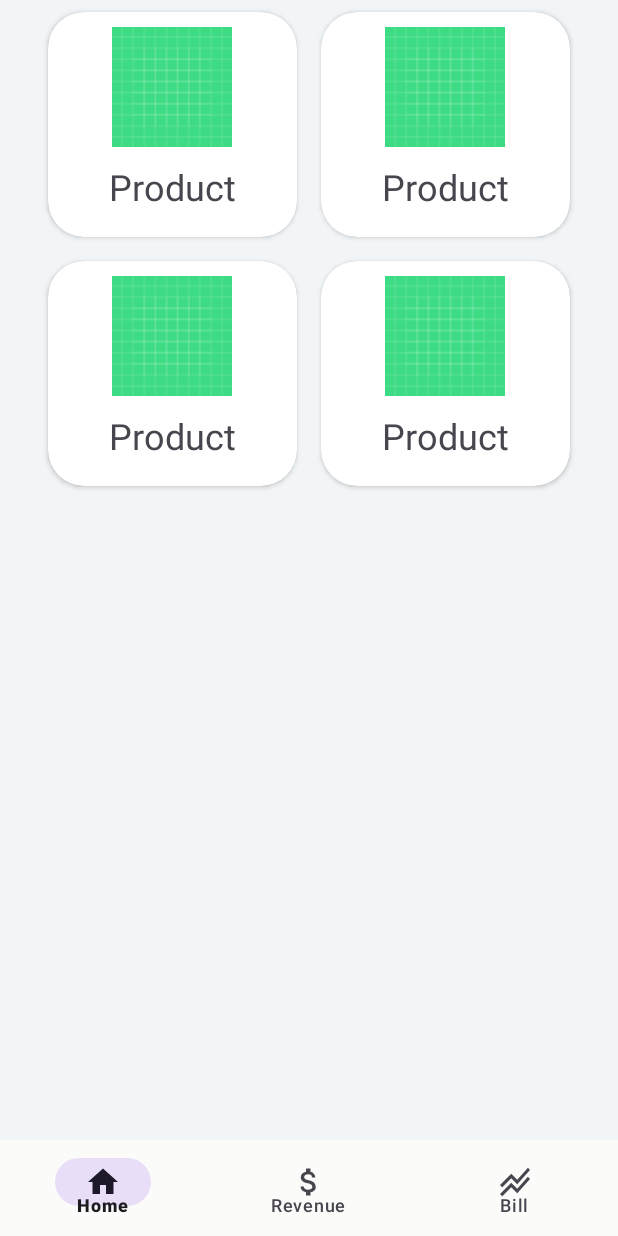
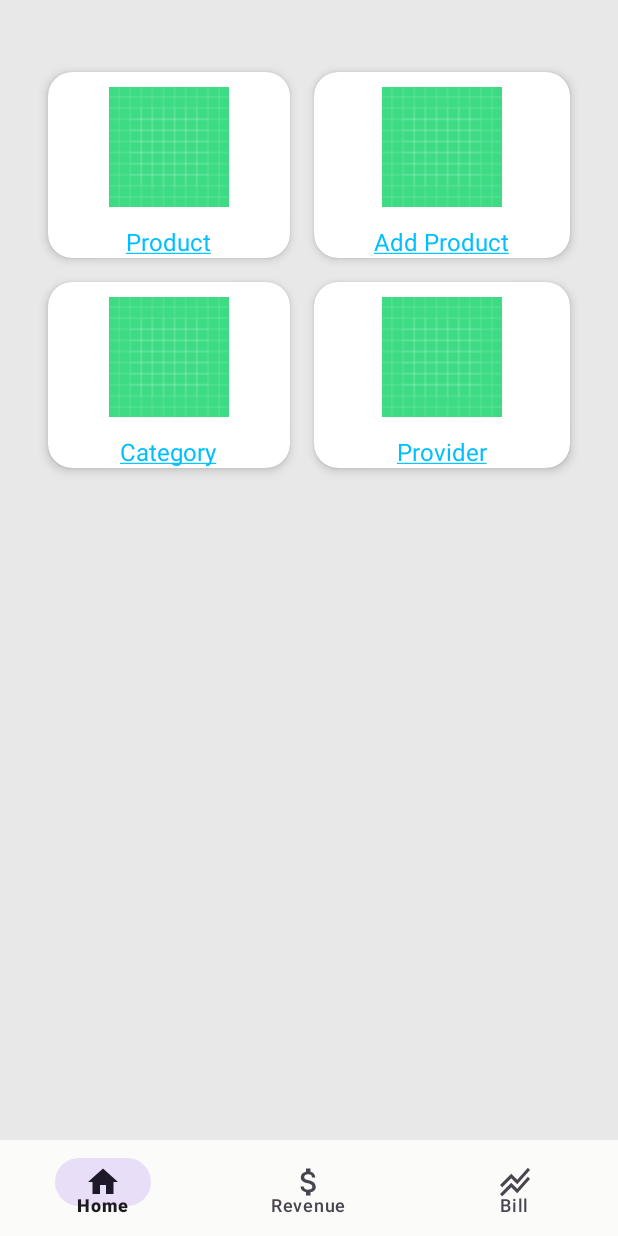
Before and after one commit to QuocCuong2807/XuanCuong_Stationery, an Android app: the screen it shows after launch (MainActivity), on a phone screen of 412 x 824 dp. Run offline under Robolectric (Android 15) with nearby library versions, the phone set to English and light mode, and no system bars.

Commit message:
Fix gridlayout show up wrong

```diff
--- a/app/src/main/res/layout/activity_main.xml
+++ b/app/src/main/res/layout/activity_main.xml
@@ -5,8 +5,6 @@
     android:layout_width="match_parent"
     android:layout_height="match_parent"
     tools:context=".MainActivity">
-
-
 
     <com.google.android.material.bottomnavigation.BottomNavigationView
         android:id="@+id/bottomNav"
--- a/app/src/main/res/layout/fragment_home.xml
+++ b/app/src/main/res/layout/fragment_home.xml
@@ -4,7 +4,7 @@
     xmlns:tools="http://schemas.android.com/tools"
     android:layout_width="match_parent"
     android:layout_height="match_parent"
-    android:background="#f2f5f7"
+    android:background="@color/gray_E8"
     tools:context=".HomeFragment">
 
     <GridLayout
@@ -12,140 +12,152 @@
         android:layout_height="wrap_content"
         android:layout_marginLeft="24dp"
         android:layout_marginRight="24dp"
+        android:layout_marginTop="40dp"
+        android:layout_alignParentEnd="true"
+        android:layout_alignParentStart="true"
+        android:layout_alignParentTop="true"
         android:columnCount="2"
         android:rowCount="2">
 
         <androidx.cardview.widget.CardView
             android:id="@+id/cvProduct"
-            android:layout_width="150dp"
-            android:layout_height="150dp"
-            app:cardCornerRadius="24dp"
+            android:layout_width="wrap_content"
+            android:layout_height="wrap_content"
+            app:cardCornerRadius="16dp"
             android:layout_columnWeight="1"
             android:layout_margin="8dp"
             android:layout_rowWeight="1"
             android:layout_row="0"
-            android:layout_column="0">
+            android:layout_column="0"
+            app:cardElevation="4dp"
+            android:layout_gravity="fill">
 
             <LinearLayout
                 android:layout_width="match_parent"
                 android:layout_height="match_parent"
-                android:orientation="vertical">
+                android:orientation="vertical"
+                android:layout_gravity="center_vertical|center_horizontal"
+                android:gravity="center">
 
                 <ImageView
                     android:layout_width="80dp"
                     android:layout_height="80dp"
                     android:layout_marginTop="10dp"
-                    android:layout_gravity="center_horizontal"
                     android:src="@drawable/ic_launcher_background" />
 
                 <TextView
                     android:layout_width="wrap_content"
                     android:layout_height="wrap_content"
                     android:text="@string/lbProduct"
-                    android:textSize="24sp"
-                    android:layout_marginTop="10dp"
-                    android:textAlignment="center"
-                    android:layout_gravity="center"/>
+                    android:textSize="16sp"
+                    android:layout_marginTop="12dp"
+                    android:textColor="@color/blue_deep_sky"/>
             </LinearLayout>
         </androidx.cardview.widget.CardView>
 
         <androidx.cardview.widget.CardView
             android:id="@+id/cvCategory"
-            android:layout_width="150dp"
-            android:layout_height="150dp"
-            app:cardCornerRadius="24dp"
+            android:layout_width="wrap_content"
+            android:layout_height="wrap_content"
+            app:cardCornerRadius="16dp"
             android:layout_columnWeight="1"
             android:layout_rowWeight="1"
             android:layout_row="0"
             android:layout_margin="8dp"
-            android:layout_column="1">
+            android:layout_column="1"
+            app:cardElevation="4dp"
+            android:layout_gravity="fill">
 
             <LinearLayout
                 android:layout_width="match_parent"
                 android:layout_height="match_parent"
-                android:orientation="vertical">
+                android:orientation="vertical"
+                android:layout_gravity="center_vertical|center_horizontal"
+                android:gravity="center">
 
                 <ImageView
                     android:layout_width="80dp"
                     android:layout_height="80dp"
                     android:layout_marginTop="10dp"
-                    android:layout_gravity="center_horizontal"
                     android:src="@drawable/ic_launcher_background" />
 
                 <TextView
                     android:layout_width="wrap_content"
                     android:layout_height="wrap_content"
-                    android:text="@string/lbProduct"
-                    android:textSize="24sp"
-                    android:layout_marginTop="10dp"
-                    android:textAlignment="center"
-                    android:layout_gravity="center"/>
+                    android:text="@string/lbAddProduct"
+                    android:textSize="16sp"
+                    android:layout_marginTop="12dp"
+                    android:textColor="@color/blue_deep_sky"/>
             </LinearLayout>
         </androidx.cardview.widget.CardView>
 
         <androidx.cardview.widget.CardView
-            android:layout_width="150dp"
-            android:layout_height="150dp"
-            app:cardCornerRadius="24dp"
+            android:layout_width="wrap_content"
+            android:layout_height="wrap_content"
+            app:cardCornerRadius="16dp"
             android:layout_columnWeight="1"
             android:layout_rowWeight="1"
             android:layout_row="1"
             android:layout_margin="8dp"
-            android:layout_column="0">
+            android:layout_column="0"
+            app:cardElevation="4dp"
+            android:layout_gravity="fill">
 
             <LinearLayout
                 android:layout_width="match_parent"
                 android:layout_height="match_parent"
-                android:orientation="vertical">
+                android:orientation="vertical"
+                android:layout_gravity="center_vertical|center_horizontal"
+                android:gravity="center">
 
                 <ImageView
                     android:layout_width="80dp"
                     android:layout_height="80dp"
                     android:layout_marginTop="10dp"
-                    android:layout_gravity="center_horizontal"
                     android:src="@drawable/ic_launcher_background" />
 
                 <TextView
                     android:layout_width="wrap_content"
                     android:layout_height="wrap_content"
-                    android:text="@string/lbProduct"
-                    android:textSize="24sp"
-                    android:layout_marginTop="10dp"
-                    android:textAlignment="center"
-                    android:layout_gravity="center"/>
+                    android:text="@string/lbCategory"
+                    android:textSize="16sp"
+                    android:layout_marginTop="12dp"
+                    android:textColor="@color/blue_deep_sky"/>
             </LinearLayout>
         </androidx.cardview.widget.CardView>
 
         <androidx.cardview.widget.CardView
-            android:layout_width="150dp"
-            android:layout_height="150dp"
-            app:cardCornerRadius="24dp"
+            android:layout_width="wrap_content"
+            android:layout_height="wrap_content"
+            app:cardCornerRadius="16dp"
             android:layout_columnWeight="1"
             android:layout_rowWeight="1"
             android:layout_row="1"
             android:layout_margin="8dp"
-            android:layout_column="1">
+            android:layout_column="1"
+            app:cardElevation="4dp"
+            android:layout_gravity="fill">
 
             <LinearLayout
                 android:layout_width="match_parent"
                 android:layout_height="match_parent"
-                android:orientation="vertical">
+                android:orientation="vertical"
+                android:layout_gravity="center_vertical|center_horizontal"
+                android:gravity="center">
 
                 <ImageView
                     android:layout_width="80dp"
                     android:layout_height="80dp"
                     android:layout_marginTop="10dp"
-                    android:layout_gravity="center_horizontal"
                     android:src="@drawable/ic_launcher_background" />
 
                 <TextView
                     android:layout_width="wrap_content"
                     android:layout_height="wrap_content"
-                    android:text="@string/lbProduct"
-                    android:textSize="24sp"
-                    android:layout_marginTop="10dp"
-                    android:textAlignment="center"
-                    android:layout_gravity="center"/>
+                    android:text="@string/lbProvider"
+                    android:textSize="16sp"
+                    android:layout_marginTop="12dp"
+                    android:textColor="@color/blue_deep_sky"/>
             </LinearLayout>
         </androidx.cardview.widget.CardView>
     </GridLayout>
--- a/app/src/main/res/values/colors.xml
+++ b/app/src/main/res/values/colors.xml
@@ -3,4 +3,6 @@
     <color name="black">#FF000000</color>
     <color name="white">#FFFFFFFF</color>
     <color name="white1">#f2f5f7</color>
+    <color name="blue_deep_sky">#00BFFF</color>
+    <color name="gray_E8">#E8E8E8</color>
 </resources>
--- a/app/src/main/res/values/strings.xml
+++ b/app/src/main/res/values/strings.xml
@@ -5,8 +5,8 @@
     <string name="lbBill">Bill</string>
     <!-- TODO: Remove or change this placeholder text -->
     <string name="hello_blank_fragment">Hello blank fragment</string>
-    <string name="lbProduct">Product</string>
-    <string name="lbAddProduct">Add New Product</string>
-    <string name="lbCategory">Category</string>
-    <string name="lbProvider">Provider</string>
+    <string name="lbProduct"><u>Product</u></string>
+    <string name="lbAddProduct"><u>Add Product</u></string>
+    <string name="lbCategory"><u>Category</u></string>
+    <string name="lbProvider"><u>Provider</u></string>
 </resources>
```
